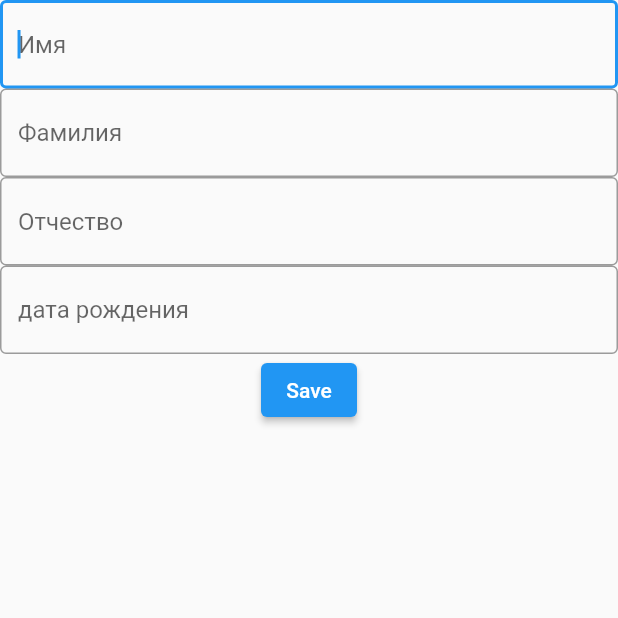
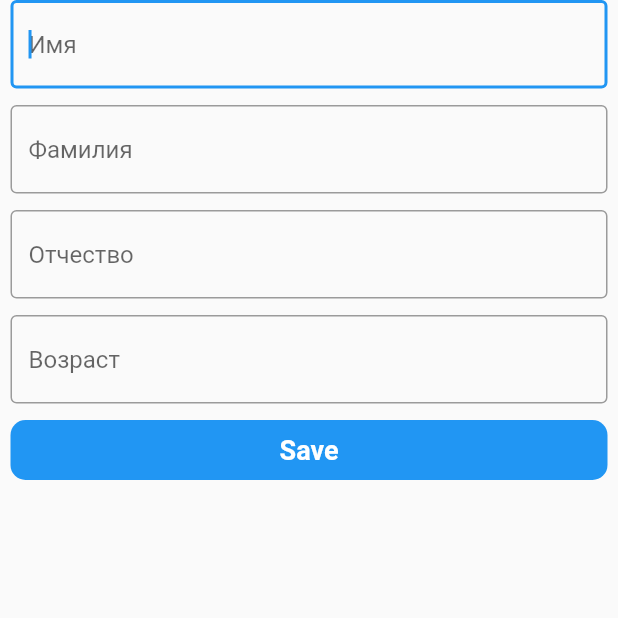
Before and after one commit to Foxinropes/Notebook, a Flutter app: the SaveUserScreen screen opened directly, on a phone screen of 412 x 824 dp, the top half of it. Run offline on Flutter 3.47's test engine with Material 2 defaults, Android fonts, the phone set to English and light mode, and no system bars; our stand-ins replace flutter_bloc, shared_preferences; accounts and stored records are empty.

Commit message:
add_ui_changes

```diff
--- a/lib/save_user_screen.dart
+++ b/lib/save_user_screen.dart
@@ -45,12 +45,16 @@ class _SaveUserScreenState extends State<SaveUserScreen> {
   Widget build(BuildContext context) {
     return Scaffold(
       body: SafeArea(
-        child: Center(
-          child: Form(
-            key: _formKey,
+        child: Form(
+          key: _formKey,
+          child: Container(
+            height: 320,
+            padding: EdgeInsets.only(left: 7, right: 7),
             child: Column(
+              mainAxisAlignment: MainAxisAlignment.spaceBetween,
               children: [
                 TextField(
+                  textInputAction: TextInputAction.next,
                   autofocus: true,
                   decoration: InputDecoration(
                     border: OutlineInputBorder(),
@@ -59,6 +63,7 @@ class _SaveUserScreenState extends State<SaveUserScreen> {
                   controller: _controller,
                 ),
                 TextField(
+                  textInputAction: TextInputAction.next,
                   decoration: InputDecoration(
                     border: OutlineInputBorder(),
                     hintText: 'Фамилия',
@@ -66,6 +71,7 @@ class _SaveUserScreenState extends State<SaveUserScreen> {
                   controller: _controller2,
                 ),
                 TextFormField(
+                  textInputAction: TextInputAction.next,
                   validator: validator,
                   decoration: InputDecoration(
                     border: OutlineInputBorder(),
@@ -74,15 +80,32 @@ class _SaveUserScreenState extends State<SaveUserScreen> {
                   controller: _controller3,
                 ),
                 TextField(
+                  keyboardType: TextInputType.number,
+                  textInputAction: TextInputAction.done,
                   decoration: InputDecoration(
                     border: OutlineInputBorder(),
-                    hintText: 'дата рождения',
+                    hintText: 'Возраст',
                   ),
                   controller: _controller4,
                 ),
-                ElevatedButton(
-                  onPressed: _onButtonPressed,
-                  child: const Text('Save'),
+                GestureDetector(
+                  onTap: _onButtonPressed,
+                  child: Container(
+                    height: 40,
+                    padding: EdgeInsets.all(7),
+                    alignment: Alignment.center,
+                    decoration: BoxDecoration(
+                        color: Colors.blue,
+                        borderRadius: BorderRadius.circular(10)),
+                    child: const Text(
+                      'Save',
+                      style: TextStyle(
+                        fontSize: 18,
+                        fontWeight: FontWeight.bold,
+                        color: Colors.white,
+                      ),
+                    ),
+                  ),
                 ),
               ],
             ),
```
Also changed, not shown: lib/users_screen.dart (+35 -7 lines).
